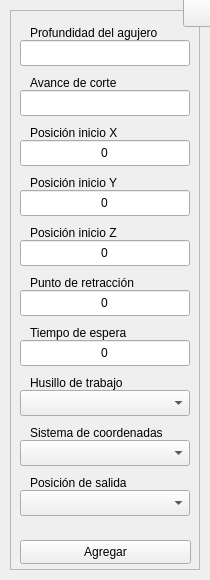
Qt form interfaces/ui_files/center_drill.ui (Raw0201/GCode2) before a commit.
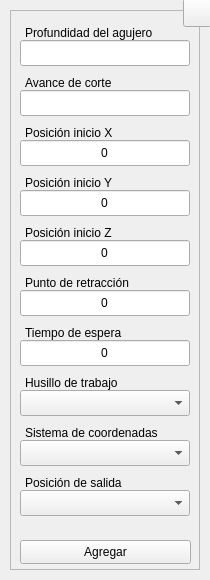
The same form after that commit. Icons and pictures are not drawn.

Diff of the .ui file:
```diff
--- a/interfaces/ui_files/center_drill.ui
+++ b/interfaces/ui_files/center_drill.ui
@@ -2221,7 +2221,7 @@
      </property>
      <property name="geometry">
       <rect>
-       <x>20</x>
+       <x>15</x>
        <y>10</y>
        <width>139</width>
        <height>26</height>
@@ -2277,9 +2277,9 @@
      </property>
      <property name="geometry">
       <rect>
-       <x>20</x>
+       <x>15</x>
        <y>310</y>
-       <width>105</width>
+       <width>104</width>
        <height>26</height>
       </rect>
      </property>
@@ -2330,9 +2330,9 @@
      </property>
      <property name="geometry">
       <rect>
-       <x>20</x>
+       <x>15</x>
        <y>60</y>
-       <width>141</width>
+       <width>97</width>
        <height>26</height>
       </rect>
      </property>
@@ -2408,9 +2408,9 @@
      </property>
      <property name="geometry">
       <rect>
-       <x>20</x>
+       <x>15</x>
        <y>360</y>
-       <width>101</width>
+       <width>103</width>
        <height>26</height>
       </rect>
      </property>
@@ -2461,7 +2461,7 @@
      </property>
      <property name="geometry">
       <rect>
-       <x>20</x>
+       <x>15</x>
        <y>110</y>
        <width>98</width>
        <height>26</height>
@@ -2477,7 +2477,7 @@
      </property>
      <property name="geometry">
       <rect>
-       <x>20</x>
+       <x>15</x>
        <y>160</y>
        <width>98</width>
        <height>26</height>
@@ -2530,7 +2530,7 @@
      </property>
      <property name="geometry">
       <rect>
-       <x>20</x>
+       <x>15</x>
        <y>210</y>
        <width>98</width>
        <height>26</height>
@@ -2608,9 +2608,9 @@
      </property>
      <property name="geometry">
       <rect>
-       <x>20</x>
+       <x>15</x>
        <y>410</y>
-       <width>138</width>
+       <width>140</width>
        <height>26</height>
       </rect>
      </property>
@@ -2627,7 +2627,7 @@
      </property>
      <property name="geometry">
       <rect>
-       <x>20</x>
+       <x>15</x>
        <y>460</y>
        <width>105</width>
        <height>26</height>
@@ -2708,7 +2708,7 @@
      </property>
      <property name="geometry">
       <rect>
-       <x>20</x>
+       <x>15</x>
        <y>260</y>
        <width>115</width>
        <height>26</height>
```
